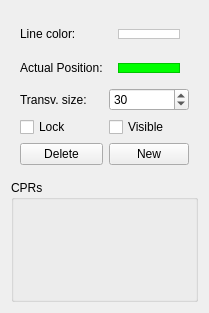
This is src/moonstone/ilsa/plugins/cpr/resources/ui/qt/cprproperties.ui in aevum/moonstone as Qt 5 draws it before an edit. The edited form follows.
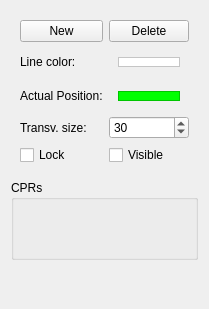
This is the edited form. Icons and pictures are not drawn.

What changed in the file:
```diff
--- a/src/moonstone/ilsa/plugins/cpr/resources/ui/qt/cprproperties.ui
+++ b/src/moonstone/ilsa/plugins/cpr/resources/ui/qt/cprproperties.ui
@@ -7,7 +7,7 @@
     <x>0</x>
     <y>0</y>
     <width>202</width>
-    <height>313</height>
+    <height>309</height>
    </rect>
   </property>
   <property name="windowTitle">
@@ -27,14 +27,7 @@
       </size>
      </property>
      <layout class="QGridLayout" name="gridLayout_4">
-      <item row="0" column="0">
-       <widget class="QLabel" name="label_3">
-        <property name="text">
-         <string>Line color:</string>
-        </property>
-       </widget>
-      </item>
-      <item row="0" column="1">
+      <item row="2" column="1">
        <layout class="QHBoxLayout" name="horizontalLayout_4">
         <item>
          <widget class="QWidget" name="widget_2" native="true">
@@ -496,50 +489,7 @@
         </item>
        </layout>
       </item>
-      <item row="5" column="1">
-       <widget class="QPushButton" name="newCPRButton">
-        <property name="text">
-         <string>New</string>
-        </property>
-        <property name="icon">
-         <iconset resource="../../../../measure/resources/ui/qt/resources.qrc">
-          <normaloff>:/static/default/icon/22x22/document-new.png</normaloff>:/static/default/icon/22x22/document-new.png</iconset>
-        </property>
-       </widget>
-      </item>
-      <item row="5" column="0">
-       <widget class="QPushButton" name="deleteCPRButton">
-        <property name="text">
-         <string>Delete</string>
-        </property>
-        <property name="icon">
-         <iconset resource="../../../../measure/resources/ui/qt/resources.qrc">
-          <normaloff>:/static/default/icon/22x22/edit-delete.png</normaloff>:/static/default/icon/22x22/edit-delete.png</iconset>
-        </property>
-       </widget>
-      </item>
-      <item row="4" column="0">
-       <widget class="QCheckBox" name="lock">
-        <property name="text">
-         <string>Lock</string>
-        </property>
-       </widget>
-      </item>
-      <item row="4" column="1">
-       <widget class="QCheckBox" name="visible">
-        <property name="text">
-         <string>Visible</string>
-        </property>
-       </widget>
-      </item>
-      <item row="1" column="0">
-       <widget class="QLabel" name="label">
-        <property name="text">
-         <string>Actual Position:</string>
-        </property>
-       </widget>
-      </item>
-      <item row="1" column="1">
+      <item row="3" column="1">
        <layout class="QHBoxLayout" name="horizontalLayout">
         <item>
          <widget class="QWidget" name="widget_3" native="true">
@@ -677,14 +627,28 @@
         </item>
        </layout>
       </item>
+      <item row="3" column="0">
+       <widget class="QLabel" name="label">
+        <property name="text">
+         <string>Actual Position:</string>
+        </property>
+       </widget>
+      </item>
       <item row="2" column="0">
+       <widget class="QLabel" name="label_3">
+        <property name="text">
+         <string>Line color:</string>
+        </property>
+       </widget>
+      </item>
+      <item row="4" column="0">
        <widget class="QLabel" name="label_2">
         <property name="text">
          <string>Transv. size:</string>
         </property>
        </widget>
       </item>
-      <item row="2" column="1">
+      <item row="4" column="1">
        <widget class="QSpinBox" name="transversalSize">
         <property name="minimum">
          <number>1</number>
@@ -694,16 +658,71 @@
         </property>
        </widget>
       </item>
+      <item row="6" column="0">
+       <widget class="QCheckBox" name="lock">
+        <property name="text">
+         <string>Lock</string>
+        </property>
+       </widget>
+      </item>
+      <item row="6" column="1">
+       <widget class="QCheckBox" name="visible">
+        <property name="text">
+         <string>Visible</string>
+        </property>
+       </widget>
+      </item>
+      <item row="1" column="0">
+       <widget class="QPushButton" name="newCPRButton">
+        <property name="text">
+         <string>New</string>
+        </property>
+        <property name="icon">
+         <iconset resource="../../../../measure/resources/ui/qt/resources.qrc">
+          <normaloff>:/static/default/icon/22x22/document-new.png</normaloff>:/static/default/icon/22x22/document-new.png</iconset>
+        </property>
+       </widget>
+      </item>
+      <item row="1" column="1">
+       <widget class="QPushButton" name="deleteCPRButton">
+        <property name="text">
+         <string>Delete</string>
+        </property>
+        <property name="icon">
+         <iconset resource="../../../../measure/resources/ui/qt/resources.qrc">
+          <normaloff>:/static/default/icon/22x22/edit-delete.png</normaloff>:/static/default/icon/22x22/edit-delete.png</iconset>
+        </property>
+       </widget>
+      </item>
      </layout>
     </widget>
    </item>
    <item>
     <widget class="QGroupBox" name="cprGroup">
+     <property name="minimumSize">
+      <size>
+       <width>0</width>
+       <height>80</height>
+      </size>
+     </property>
      <property name="title">
       <string>CPRs</string>
      </property>
     </widget>
    </item>
+   <item>
+    <spacer name="verticalSpacer">
+     <property name="orientation">
+      <enum>Qt::Vertical</enum>
+     </property>
+     <property name="sizeHint" stdset="0">
+      <size>
+       <width>20</width>
+       <height>40</height>
+      </size>
+     </property>
+    </spacer>
+   </item>
   </layout>
  </widget>
  <resources>
```
